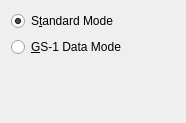
novcom/zint, file frontend_qt/grpC16k.ui: the form before one commit.
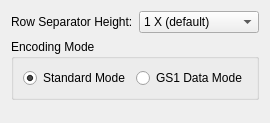
The form after the commit.

The edit to the form file:
```diff
--- a/frontend_qt/grpC16k.ui
+++ b/frontend_qt/grpC16k.ui
@@ -10,6 +10,12 @@
     <height>123</height>
    </rect>
   </property>
+  <property name="maximumSize">
+   <size>
+    <width>600</width>
+    <height>16777215</height>
+   </size>
+  </property>
   <property name="windowTitle">
    <string>Form</string>
   </property>
@@ -17,24 +23,70 @@
    <item>
     <layout class="QGridLayout" name="gridLayout">
      <item row="0" column="0">
-      <widget class="QRadioButton" name="radC16kStand">
+      <widget class="QLabel" name="labelRowSeparatorHeight">
        <property name="text">
-        <string>S&amp;tandard Mode</string>
+        <string>Row Separator Height:</string>
        </property>
-       <property name="checked">
-        <bool>true</bool>
+       <property name="buddy">
+        <cstring>cmbC16kRowSepHeight</cstring>
        </property>
       </widget>
      </item>
-     <item row="1" column="0">
-      <widget class="QRadioButton" name="radC16kGS1">
-       <property name="text">
-        <string>&amp;GS-1 Data Mode</string>
-       </property>
+     <item row="0" column="1">
+      <widget class="QComboBox" name="cmbC16kRowSepHeight">
+       <item>
+        <property name="text">
+         <string>1 X (default)</string>
+        </property>
+       </item>
+       <item>
+        <property name="text">
+         <string>2 X</string>
+        </property>
+       </item>
+       <item>
+        <property name="text">
+         <string>3 X</string>
+        </property>
+       </item>
+       <item>
+        <property name="text">
+         <string>4 X</string>
+        </property>
+       </item>
       </widget>
      </item>
     </layout>
    </item>
+   <item>
+    <widget class="QGroupBox" name="groupBoxC16kEncodingMode">
+     <property name="title">
+      <string>Encoding Mode</string>
+     </property>
+     <layout class="QGridLayout" name="gridLayoutC16kEncodingMode">
+      <property name="sizeConstraint">
+       <enum>QLayout::SetMinimumSize</enum>
+      </property>
+      <item row="0" column="0">
+       <widget class="QRadioButton" name="radC16kStand">
+        <property name="text">
+         <string>Standard Mode</string>
+        </property>
+        <property name="checked">
+         <bool>true</bool>
+        </property>
+       </widget>
+      </item>
+      <item row="0" column="1">
+       <widget class="QRadioButton" name="radC16kGS1">
+        <property name="text">
+         <string>GS1 Data Mode</string>
+        </property>
+       </widget>
+      </item>
+     </layout>
+    </widget>
+   </item>
    <item>
     <spacer name="verticalSpacer">
      <property name="orientation">
```
